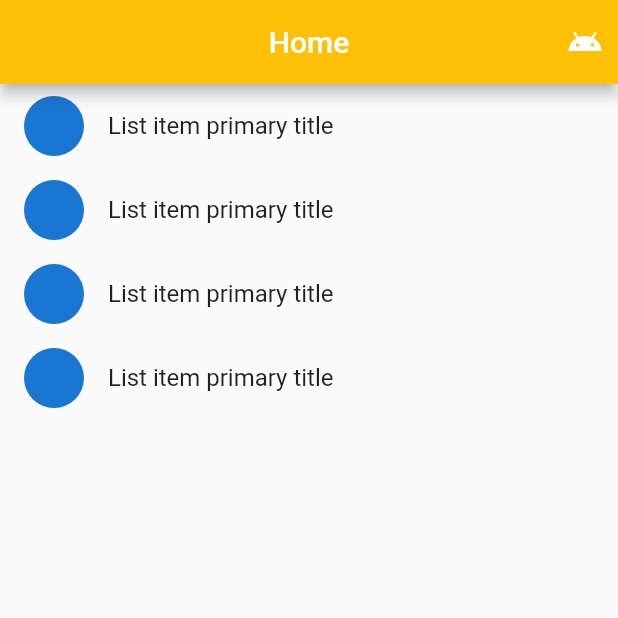
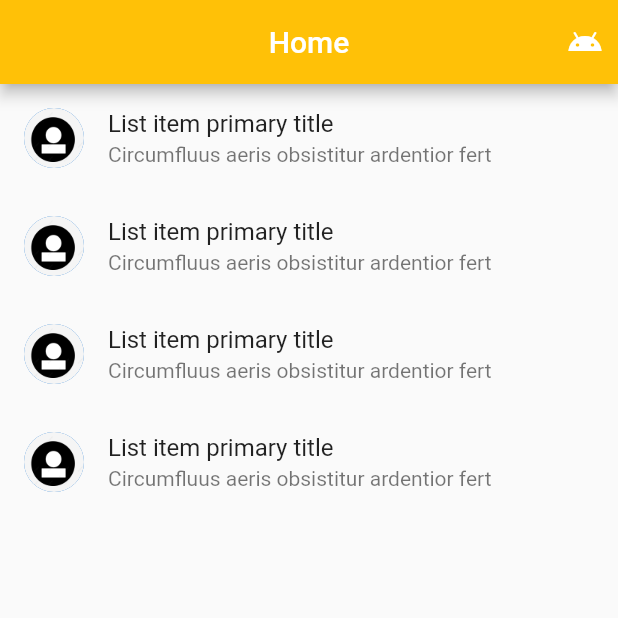
Before and after one commit to Santiag098/Parcial2-PM2-DSBM, a Flutter app: the screen it shows after launch, on a phone screen of 412 x 824 dp, the top half of it. Run offline on Flutter 3.47's test engine with Material 2 defaults, Android fonts, the light colour scheme and no system bars.

Commit message:
tercer commit

```diff
--- a/lib/homePage.dart
+++ b/lib/homePage.dart
@@ -1,4 +1,5 @@
 import 'package:flutter/material.dart';
+import 'package:parcial2_/Page2.dart';
 
 class HomePage extends StatelessWidget {
   const HomePage({super.key});
@@ -22,18 +23,22 @@ class HomePage extends StatelessWidget {
         ],
       ),
       body: MyListView(),
+
     );
   }
+}
+void animar(){
+
 }
 
 
 class MyListView extends StatelessWidget {
   MyListView({super.key});
   final List<Map<String, dynamic>> dataList = [
-    {"avatar": "", "content": "List item primary title"},
-    {"avatar": "", "content": "List item primary title"},
-    {"avatar": "", "content": "List item primary title"},
-    {"avatar": "", "content": "List item primary title"},
+    {"avatar": "", "content": "List item primary title", "otherText": "Circumfluus aeris obsistitur ardentior fert", "avatarImage": "lib/assets/avatar.jpg",},
+    {"avatar": "", "content": "List item primary title", "otherText": "Circumfluus aeris obsistitur ardentior fert", "avatarImage": "lib/assets/avatar.jpg",},
+    {"avatar": "", "content": "List item primary title", "otherText": "Circumfluus aeris obsistitur ardentior fert", "avatarImage": "lib/assets/avatar.jpg",},
+    {"avatar": "", "content": "List item primary title", "otherText": "Circumfluus aeris obsistitur ardentior fert", "avatarImage": "lib/assets/avatar.jpg",},
   ];
 
   @override
@@ -41,12 +46,19 @@ class MyListView extends StatelessWidget {
     return ListView.builder(
       itemCount: dataList.length,
       itemBuilder:(context, index) {
-        return ListTile(
+        return  ListTile(
           leading: CircleAvatar(
-            child: Text(dataList[index]["avatar"]),
+            backgroundImage: dataList[index]["avatarImage"] != null
+            ? AssetImage(dataList[index]["avatarImage"])
+            : const AssetImage('lib/assets/avatar.jpg'),
           ),
           title: Text(dataList[index]["content"]),
+          subtitle: Text(dataList[index]["otherText"]),
+          onTap: () {
+              Navigator.push(context, MaterialPageRoute(builder: (context) => const SecondPage()));
+          }
         );
+
       },
     );
   }
--- a/lib/main.dart
+++ b/lib/main.dart
@@ -1,5 +1,6 @@
 import 'package:flutter/material.dart';
 import 'package:parcial2_/homePage.dart';
+import 'package:parcial2_/Page2.dart';
 
 void main() {
   runApp(const MyApp());
@@ -12,7 +13,7 @@ class MyApp extends StatelessWidget{
   Widget build(BuildContext context) {
     return const MaterialApp(
       debugShowCheckedModeBanner: false,
-      title: 'Remember',
+      title: 'Parcial 2 PM2',
       home: HomePage(),
     );
   }
--- a/pubspec.yaml
+++ b/pubspec.yaml
@@ -59,7 +59,8 @@ flutter:
   uses-material-design: true
 
   # To add assets to your application, add an assets section, like this:
-  # assets:
+  assets:
+    - lib/assets/avatar.jpg
   #   - images/a_dot_burr.jpeg
   #   - images/a_dot_ham.jpeg
 
```
Also changed, not shown: lib/Page2.dart (added, +26 -0 lines), lib/assets/avatar.jpg (added).
